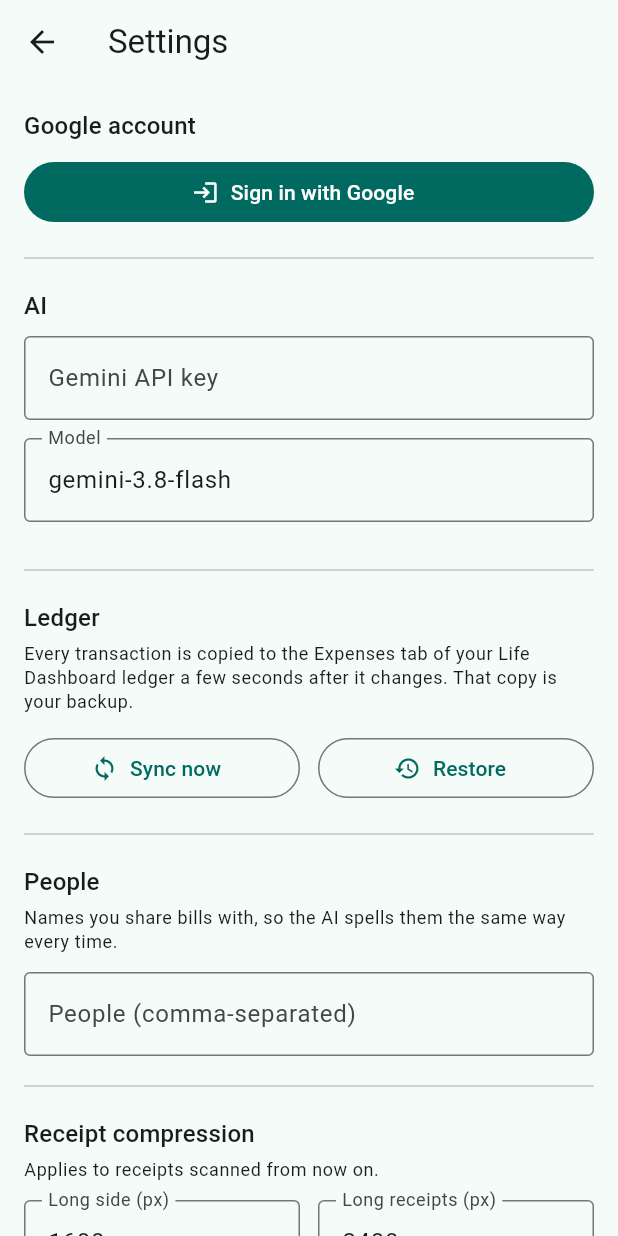
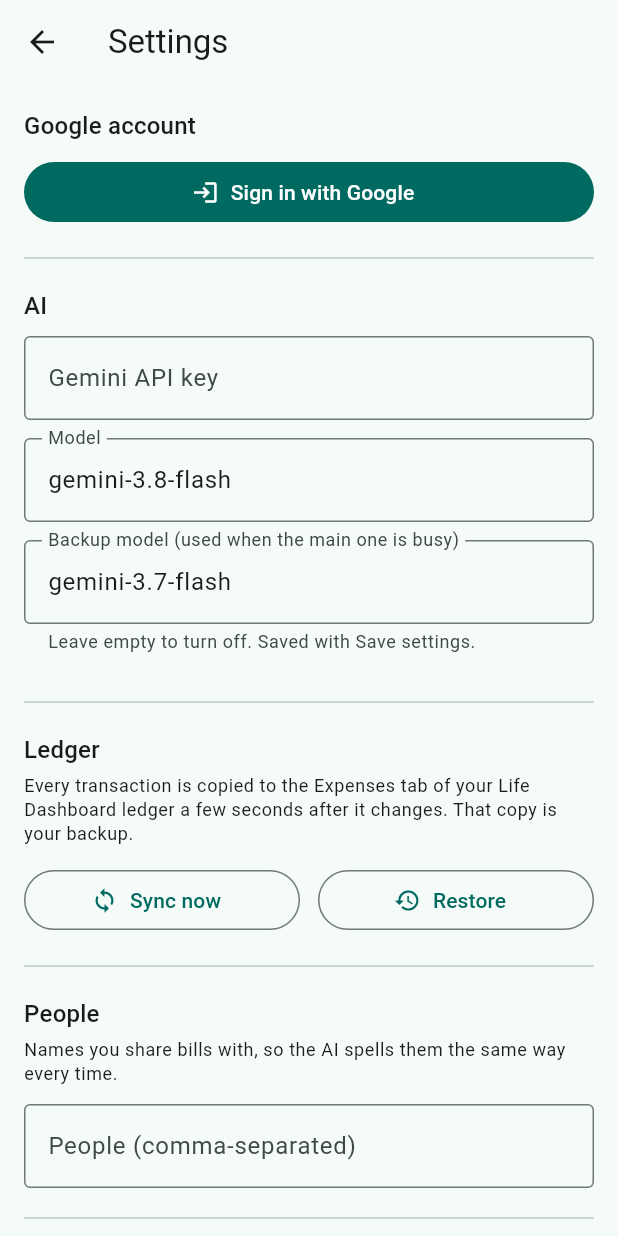
Before and after one commit to melvinloh7/receipt-tracker, a Flutter app: the screen it shows after launch, after a tap on the "settings" icon, on a phone screen of 412 x 824 dp. Run offline on Flutter 3.47's test engine with Material 3 defaults, Android fonts, the phone set to English and light mode, and no system bars; our stand-ins replace flutter_local_notifications, flutter_secure_storage, google_sign_in, image_picker, sqflite; missing offline and left inert: google_mlkit_document_scanner; accounts and stored records are empty.

Commit message:
Gemini busy (503): longer backoff, backup model, auto-retry on next open
Co-Authored-By: Claude Opus 5.5 <noreply@anthropic.com>
Claude-Session: https://claude.ai/code/session_01YWNsTAGP9vw8qSM7Di6MwT

```diff
--- a/lib/config.dart
+++ b/lib/config.dart
@@ -17,4 +17,8 @@ class AppConfig {
 
   /// Default Gemini model; can be changed in Settings.
   static const defaultGeminiModel = 'gemini-3.8-flash';
+
+  /// Tried once when the main model is busy. Each model has its own free
+  /// daily allowance. Can be changed (or cleared) in Settings.
+  static const backupGeminiModel = 'gemini-3.7-flash';
 }
--- a/lib/screens/settings_screen.dart
+++ b/lib/screens/settings_screen.dart
@@ -41,6 +41,7 @@ class _SettingsScreenState extends State<SettingsScreen> {
   final _qualityCtrl = TextEditingController();
   bool _greyscale = true;
   final _peopleCtrl = TextEditingController();
+  final _backupCtrl = TextEditingController();
   bool _busy = false;
   String? _authError;
   List<_Check> _checks = const [];
@@ -60,6 +61,7 @@ class _SettingsScreenState extends State<SettingsScreen> {
     _longReceiptCtrl.text = '${c.longReceiptSide}';
     _qualityCtrl.text = '${c.quality}';
     _greyscale = c.greyscale;
+    _backupCtrl.text = await _settings.backupGeminiModel();
     _peopleCtrl.text = (await _settings.people()).where((p) => p != 'Self').join(', ');
     if (mounted) setState(() {});
   }
@@ -73,6 +75,7 @@ class _SettingsScreenState extends State<SettingsScreen> {
     _longReceiptCtrl.dispose();
     _qualityCtrl.dispose();
     _peopleCtrl.dispose();
+    _backupCtrl.dispose();
     super.dispose();
   }
 
@@ -97,6 +100,7 @@ class _SettingsScreenState extends State<SettingsScreen> {
   Future<void> _save() async {
     await _settings.save(geminiKey: _keyCtrl.text, geminiModel: _modelCtrl.text);
     await _settings.savePeople(_peopleCtrl.text.split(','));
+    await _settings.saveBackupModel(_backupCtrl.text);
     const d = CompressionSettings();
     await _settings.saveCompression(CompressionSettings(
       longSide: int.tryParse(_longSideCtrl.text) ?? d.longSide,
@@ -335,6 +339,15 @@ class _SettingsScreenState extends State<SettingsScreen> {
             ),
           ),
           const SizedBox(height: 12),
+          TextField(
+            controller: _backupCtrl,
+            decoration: const InputDecoration(
+              labelText: 'Backup model (used when the main one is busy)',
+              helperText: 'Leave empty to turn off. Saved with Save settings.',
+              border: OutlineInputBorder(),
+            ),
+          ),
+          const SizedBox(height: 12),
           const Divider(height: 40),
           Text('Ledger', style: Theme.of(context).textTheme.titleMedium),
           const SizedBox(height: 4),
--- a/lib/services/gemini.dart
+++ b/lib/services/gemini.dart
@@ -53,6 +53,9 @@ class GeminiClient {
 
   /// General call: [parts] (text and images), an optional [system]
   /// instruction, and [json] to ask for a JSON-only reply.
+  ///
+  /// If the main model stays busy (Google's "high demand" 503), tries the
+  /// backup model from Settings once before giving up.
   Future<String> generate({
     required List<Map<String, Object>> parts,
     String? system,
@@ -60,8 +63,35 @@ class GeminiClient {
     String thinkingLevel = 'low',
     void Function(int attempt, int of)? onRetry,
   }) async {
+    final main = await _settings.geminiModel();
+    try {
+      return await _generateWith(main,
+          parts: parts, system: system, json: json, thinkingLevel: thinkingLevel, onRetry: onRetry);
+    } on GeminiBusy {
+      final backup = await _settings.backupGeminiModel();
+      if (backup.isEmpty || backup == main) rethrow;
+      onRetry?.call(1, 1);
+      try {
+        return await _generateWith(backup,
+            parts: parts, system: system, json: json, thinkingLevel: thinkingLevel, onRetry: onRetry);
+      } on GeminiBusy {
+        throw GeminiBusy('$main and $backup');
+      }
+    }
+  }
+
+  /// Waits between retries when Gemini is busy: demand spikes take a while.
+  static const _busyWaits = [Duration(seconds: 5), Duration(seconds: 15), Duration(seconds: 30)];
+
+  Future<String> _generateWith(
+    String model, {
+    required List<Map<String, Object>> parts,
+    String? system,
+    bool json = false,
+    String thinkingLevel = 'low',
+    void Function(int attempt, int of)? onRetry,
+  }) async {
     final key = await _requireKey();
-    final model = await _settings.geminiModel();
     final uri = Uri.parse('$_base/$model:streamGenerateContent?alt=sse');
     // Built per attempt: if the model rejects the thinking level, the next
     // attempt leaves it out and the model uses its own default.
@@ -123,9 +153,11 @@ class GeminiClient {
       }
       if (attempt < _attempts) {
         onRetry?.call(attempt + 1, _attempts);
-        await Future<void>.delayed(Duration(seconds: attempt * 2));
+        final busy = lastError is _HttpError && lastError.status == 503;
+        await Future<void>.delayed(busy ? _busyWaits[attempt - 1] : Duration(seconds: attempt * 2));
       }
     }
+    if (lastError is _HttpError && lastError.status == 503) throw GeminiBusy(model);
     throw Exception('Could not reach Gemini after $_attempts tries: $lastError');
   }
 
@@ -162,6 +194,18 @@ class GeminiClient {
   }
 }
 
+/// Google's servers for the model are overloaded ("high demand"). Temporary;
+/// worth retrying a little later.
+class GeminiBusy implements Exception {
+  GeminiBusy(this.model);
+  final String model;
+
+  @override
+  String toString() => 'Gemini is busy right now (Google reports high demand for $model). '
+      'This is on Google\'s side and usually passes within minutes. The app retries '
+      'automatically next time you open it, or tap Retry.';
+}
+
 /// Google's free tier said no: too many requests per minute, or the daily
 /// allowance is used up.
 class GeminiRateLimit implements Exception {
--- a/lib/services/receipts.dart
+++ b/lib/services/receipts.dart
@@ -148,7 +148,7 @@ class Receipts {
   /// (e.g. on a flight). Other failures wait for you to tap Retry.
   static Future<void> retryFailedReads() async {
     final network = RegExp(
-      r'ClientException|SocketException|TimeoutException|Could not reach|Failed host lookup|Connection',
+      r'ClientException|SocketException|TimeoutException|Could not reach|Failed host lookup|Connection|is busy',
       caseSensitive: false,
     );
     final limited = _limitedUntil;
--- a/lib/services/settings_store.dart
+++ b/lib/services/settings_store.dart
@@ -12,6 +12,7 @@ class SettingsStore {
   );
   static const _kGeminiKey = 'gemini_api_key';
   static const _kGeminiModel = 'gemini_model';
+  static const _kBackupModel = 'gemini_backup_model';
   static const _kLongSide = 'compress_long_side';
   static const _kLongReceiptSide = 'compress_long_receipt_side';
   static const _kQuality = 'compress_quality';
@@ -26,6 +27,12 @@ class SettingsStore {
   ];
 
   Future<String> geminiKey() async => await _storage.read(key: _kGeminiKey) ?? '';
+
+  Future<String> backupGeminiModel() async =>
+      (await _storage.read(key: _kBackupModel) ?? AppConfig.backupGeminiModel).trim();
+
+  Future<void> saveBackupModel(String model) =>
+      _storage.write(key: _kBackupModel, value: model.trim());
 
   Future<String> geminiModel() async =>
       await _storage.read(key: _kGeminiModel) ?? AppConfig.defaultGeminiModel;
```
Also changed, not shown: 1 other file.
